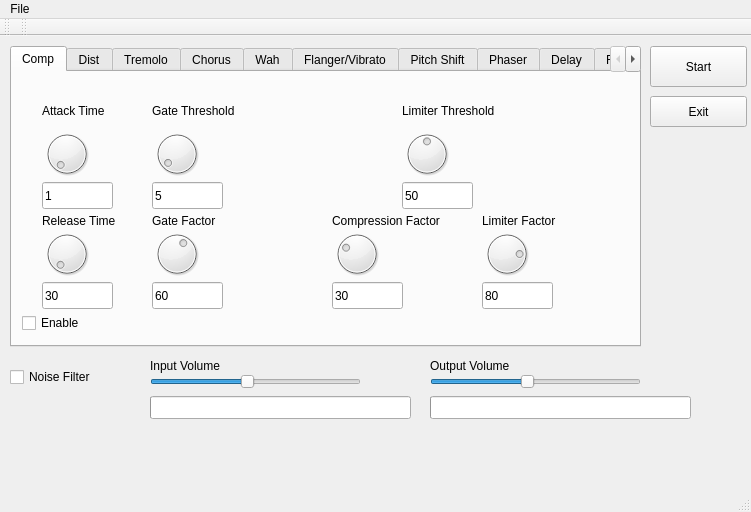
Above: alsatest1/mainwindow.ui from netpipe/MIDITools before the change. Below: the same form after it.
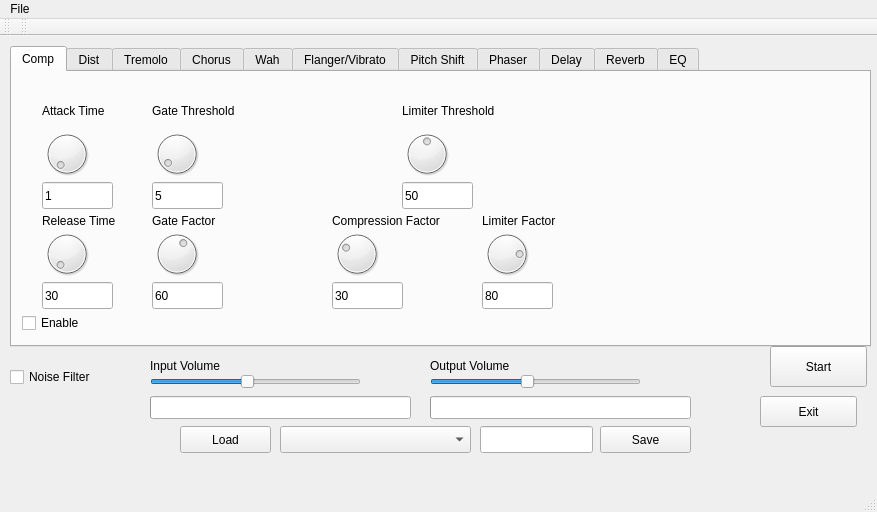
That is the form after the change. The open tabs and pages were chosen to show the change.

```diff
--- a/alsatest1/mainwindow.ui
+++ b/alsatest1/mainwindow.ui
@@ -6,7 +6,7 @@
    <rect>
     <x>0</x>
     <y>0</y>
-    <width>751</width>
+    <width>877</width>
     <height>512</height>
    </rect>
   </property>
@@ -17,8 +17,8 @@
    <widget class="QPushButton" name="pushButton">
     <property name="geometry">
      <rect>
-      <x>650</x>
-      <y>10</y>
+      <x>770</x>
+      <y>310</y>
       <width>97</width>
       <height>41</height>
      </rect>
@@ -30,8 +30,8 @@
    <widget class="QPushButton" name="pushButton_2">
     <property name="geometry">
      <rect>
-      <x>650</x>
-      <y>60</y>
+      <x>760</x>
+      <y>360</y>
       <width>97</width>
       <height>31</height>
      </rect>
@@ -83,7 +83,7 @@
      <rect>
       <x>10</x>
       <y>10</y>
-      <width>631</width>
+      <width>861</width>
       <height>301</height>
      </rect>
     </property>
@@ -3096,14 +3096,60 @@
      <string>Noise Filter</string>
     </property>
    </widget>
+   <widget class="QPushButton" name="saveBTN">
+    <property name="geometry">
+     <rect>
+      <x>600</x>
+      <y>390</y>
+      <width>91</width>
+      <height>27</height>
+     </rect>
+    </property>
+    <property name="text">
+     <string>Save</string>
+    </property>
+   </widget>
+   <widget class="QLineEdit" name="savePreset">
+    <property name="geometry">
+     <rect>
+      <x>480</x>
+      <y>390</y>
+      <width>113</width>
+      <height>27</height>
+     </rect>
+    </property>
+   </widget>
+   <widget class="QComboBox" name="SelectPresetCMB">
+    <property name="geometry">
+     <rect>
+      <x>280</x>
+      <y>390</y>
+      <width>191</width>
+      <height>27</height>
+     </rect>
+    </property>
+   </widget>
+   <widget class="QPushButton" name="LoadBTN">
+    <property name="geometry">
+     <rect>
+      <x>180</x>
+      <y>390</y>
+      <width>91</width>
+      <height>27</height>
+     </rect>
+    </property>
+    <property name="text">
+     <string>Load</string>
+    </property>
+   </widget>
   </widget>
   <widget class="QMenuBar" name="menuBar">
    <property name="geometry">
     <rect>
      <x>0</x>
      <y>0</y>
-     <width>751</width>
-     <height>25</height>
+     <width>877</width>
+     <height>24</height>
     </rect>
    </property>
    <widget class="QMenu" name="menuFile">
```
Left out of the diff: 2 changed lines with no effect on the pictures.
